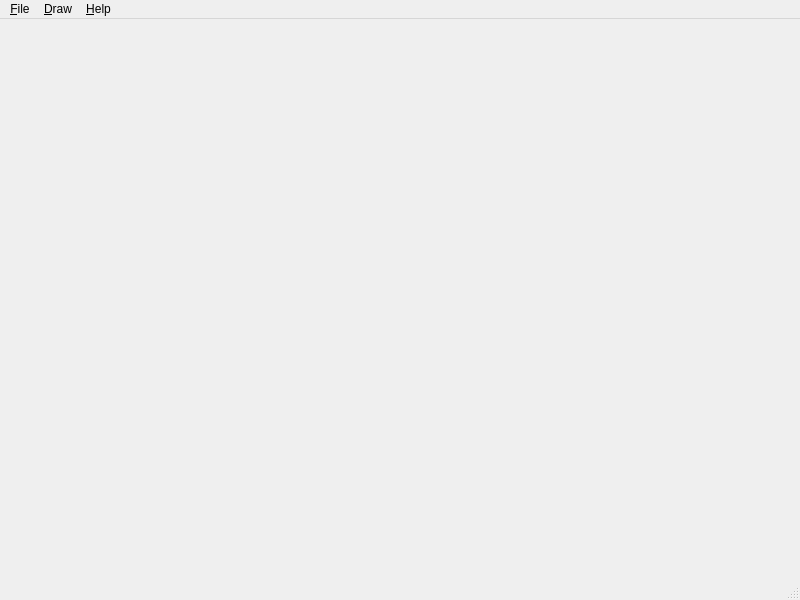
Qt form app/drawerwindow.ui (wiesiek88/qt2) before a commit.
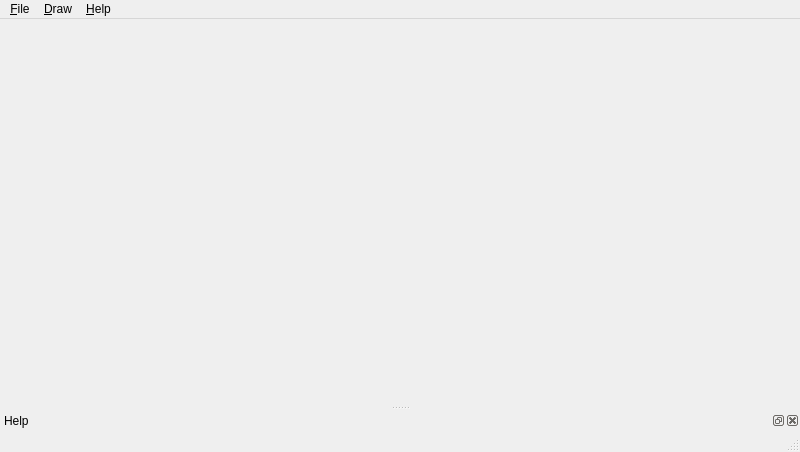
The same form after that commit.

Commit message: QtHelp implementation

The edit to the form file:
```diff
--- a/app/drawerwindow.ui
+++ b/app/drawerwindow.ui
@@ -7,7 +7,7 @@
     <x>0</x>
     <y>0</y>
     <width>800</width>
-    <height>600</height>
+    <height>452</height>
    </rect>
   </property>
   <property name="windowTitle">
@@ -50,6 +50,18 @@
    <addaction name="menu_Help"/>
   </widget>
   <widget class="QStatusBar" name="statusbar"/>
+  <widget class="QDockWidget" name="helpWindow">
+   <property name="enabled">
+    <bool>true</bool>
+   </property>
+   <property name="windowTitle">
+    <string>Help</string>
+   </property>
+   <attribute name="dockWidgetArea">
+    <number>8</number>
+   </attribute>
+   <widget class="QWidget" name="dockWidgetContents"/>
+  </widget>
   <action name="exitAct">
    <property name="text">
     <string>&amp;Exit</string>
```
Left out of the diff: 10 changed lines with no effect on the pictures. The commit also changes 9 other files.
